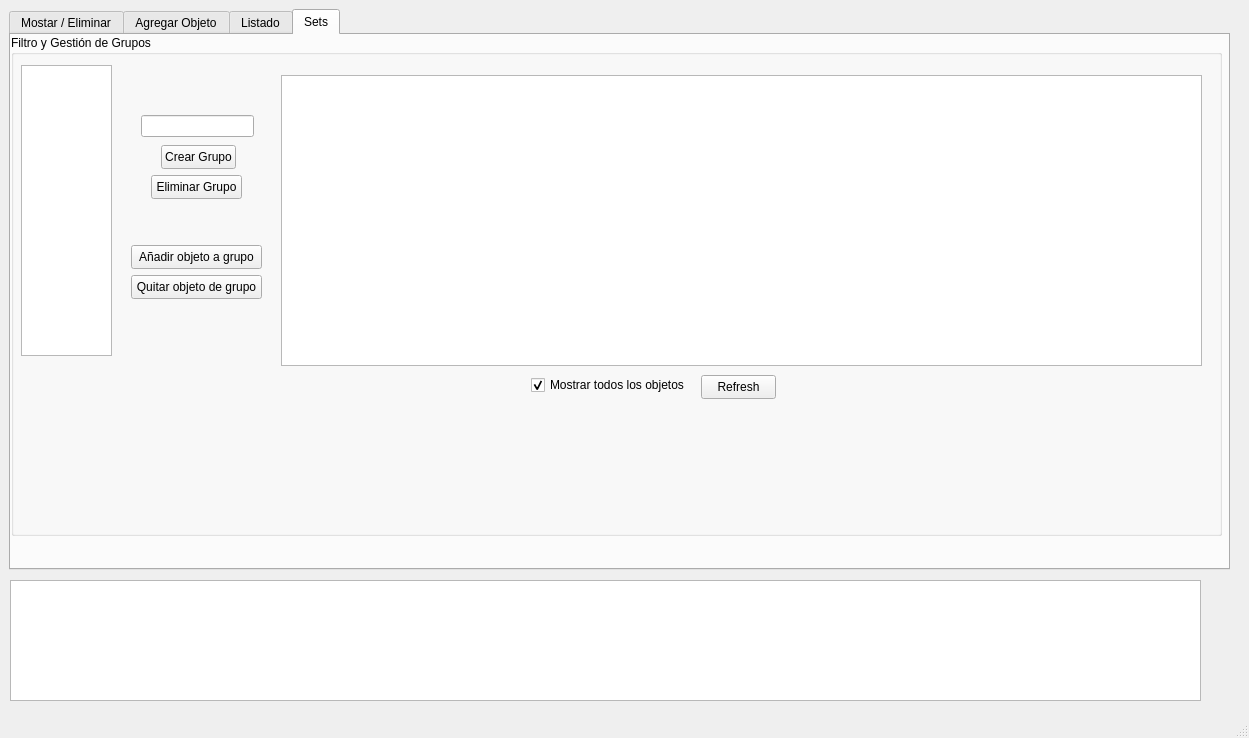
First picture: the form in BD_DEGORAS/mainwindow.ui, repository Tiranex/DegorasProject, before the edit.
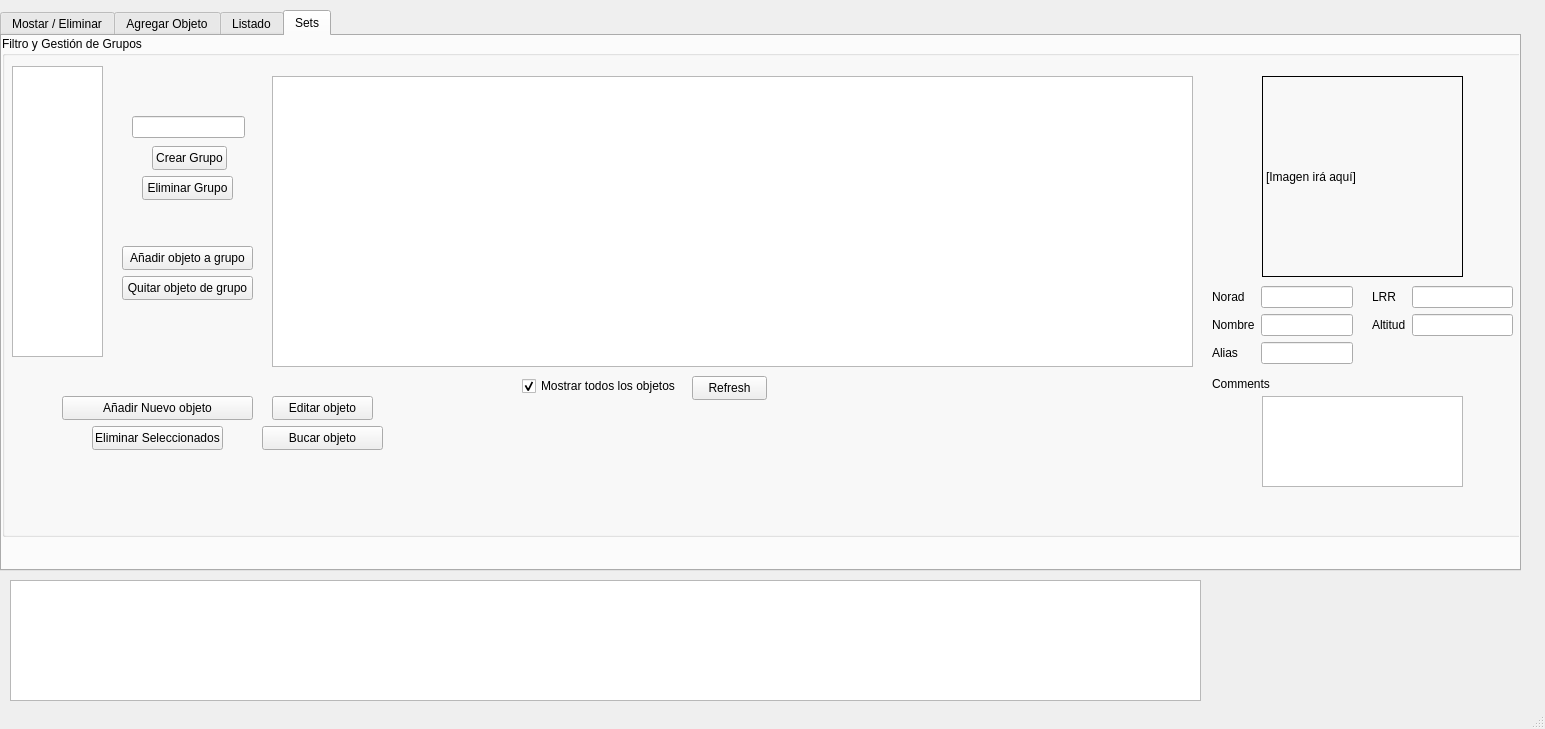
Second picture: the form after the edit.

What changed in the file:
```diff
--- a/BD_DEGORAS/mainwindow.ui
+++ b/BD_DEGORAS/mainwindow.ui
@@ -6,8 +6,8 @@
    <rect>
     <x>0</x>
     <y>0</y>
-    <width>1249</width>
-    <height>738</height>
+    <width>1545</width>
+    <height>729</height>
    </rect>
   </property>
   <property name="windowTitle">
@@ -30,9 +30,9 @@
    <widget class="QTabWidget" name="tabWidget">
     <property name="geometry">
      <rect>
-      <x>9</x>
-      <y>9</y>
-      <width>1221</width>
+      <x>0</x>
+      <y>10</y>
+      <width>1521</width>
       <height>561</height>
      </rect>
     </property>
@@ -249,7 +249,7 @@
        <rect>
         <x>0</x>
         <y>0</y>
-        <width>1211</width>
+        <width>1531</width>
         <height>501</height>
        </rect>
       </property>
@@ -370,6 +370,197 @@
         <string>Quitar objeto de grupo</string>
        </property>
       </widget>
+      <widget class="QPushButton" name="addNewObjectSetButton">
+       <property name="geometry">
+        <rect>
+         <x>60</x>
+         <y>360</y>
+         <width>191</width>
+         <height>24</height>
+        </rect>
+       </property>
+       <property name="text">
+        <string>Añadir Nuevo objeto</string>
+       </property>
+      </widget>
+      <widget class="QPushButton" name="editObjectButton">
+       <property name="geometry">
+        <rect>
+         <x>270</x>
+         <y>360</y>
+         <width>101</width>
+         <height>24</height>
+        </rect>
+       </property>
+       <property name="text">
+        <string>Editar objeto</string>
+       </property>
+      </widget>
+      <widget class="QPushButton" name="deleteObjectSetButton">
+       <property name="geometry">
+        <rect>
+         <x>90</x>
+         <y>390</y>
+         <width>131</width>
+         <height>24</height>
+        </rect>
+       </property>
+       <property name="text">
+        <string>Eliminar Seleccionados</string>
+       </property>
+      </widget>
+      <widget class="QLabel" name="setsDetailImageLabel">
+       <property name="geometry">
+        <rect>
+         <x>1260</x>
+         <y>40</y>
+         <width>201</width>
+         <height>201</height>
+        </rect>
+       </property>
+       <property name="frameShape">
+        <enum>QFrame::Shape::Box</enum>
+       </property>
+       <property name="text">
+        <string>[Imagen irá aquí]</string>
+       </property>
+       <property name="scaledContents">
+        <bool>true</bool>
+       </property>
+      </widget>
+      <widget class="QWidget" name="formLayoutWidget">
+       <property name="geometry">
+        <rect>
+         <x>1210</x>
+         <y>250</y>
+         <width>141</width>
+         <height>91</height>
+        </rect>
+       </property>
+       <layout class="QFormLayout" name="formLayout_4">
+        <item row="0" column="1">
+         <widget class="QLineEdit" name="setsDetailNorad">
+          <property name="readOnly">
+           <bool>true</bool>
+          </property>
+         </widget>
+        </item>
+        <item row="1" column="1">
+         <widget class="QLineEdit" name="setsDetailName">
+          <property name="readOnly">
+           <bool>true</bool>
+          </property>
+         </widget>
+        </item>
+        <item row="2" column="1">
+         <widget class="QLineEdit" name="setsDetailAlias">
+          <property name="readOnly">
+           <bool>true</bool>
+          </property>
+         </widget>
+        </item>
+        <item row="0" column="0">
+         <widget class="QLabel" name="label_7">
+          <property name="text">
+           <string>Norad</string>
+          </property>
+         </widget>
+        </item>
+        <item row="1" column="0">
+         <widget class="QLabel" name="label_8">
+          <property name="text">
+           <string>Nombre</string>
+          </property>
+         </widget>
+        </item>
+        <item row="2" column="0">
+         <widget class="QLabel" name="label_9">
+          <property name="text">
+           <string>Alias</string>
+          </property>
+         </widget>
+        </item>
+       </layout>
+      </widget>
+      <widget class="QWidget" name="formLayoutWidget_2">
+       <property name="geometry">
+        <rect>
+         <x>1370</x>
+         <y>250</y>
+         <width>141</width>
+         <height>91</height>
+        </rect>
+       </property>
+       <layout class="QFormLayout" name="formLayout_5">
+        <item row="0" column="0">
+         <widget class="QLabel" name="label_10">
+          <property name="text">
+           <string>LRR</string>
+          </property>
+         </widget>
+        </item>
+        <item row="0" column="1">
+         <widget class="QLineEdit" name="setsDetailLrr">
+          <property name="readOnly">
+           <bool>true</bool>
+          </property>
+         </widget>
+        </item>
+        <item row="1" column="0">
+         <widget class="QLabel" name="label_11">
+          <property name="text">
+           <string>Altitud</string>
+          </property>
+         </widget>
+        </item>
+        <item row="1" column="1">
+         <widget class="QLineEdit" name="setsDetailAltitude">
+          <property name="readOnly">
+           <bool>true</bool>
+          </property>
+         </widget>
+        </item>
+       </layout>
+      </widget>
+      <widget class="QLabel" name="label_12">
+       <property name="geometry">
+        <rect>
+         <x>1210</x>
+         <y>340</y>
+         <width>61</width>
+         <height>16</height>
+        </rect>
+       </property>
+       <property name="text">
+        <string>Comments</string>
+       </property>
+      </widget>
+      <widget class="QTextEdit" name="setsDetailComments">
+       <property name="geometry">
+        <rect>
+         <x>1260</x>
+         <y>360</y>
+         <width>201</width>
+         <height>91</height>
+        </rect>
+       </property>
+       <property name="readOnly">
+        <bool>true</bool>
+       </property>
+      </widget>
+      <widget class="QPushButton" name="searchObjectButton">
+       <property name="geometry">
+        <rect>
+         <x>260</x>
+         <y>390</y>
+         <width>121</width>
+         <height>24</height>
+        </rect>
+       </property>
+       <property name="text">
+        <string>Bucar objeto</string>
+       </property>
+      </widget>
      </widget>
     </widget>
    </widget>
```
Left out of the diff: 86 changed lines with no effect on the pictures.
